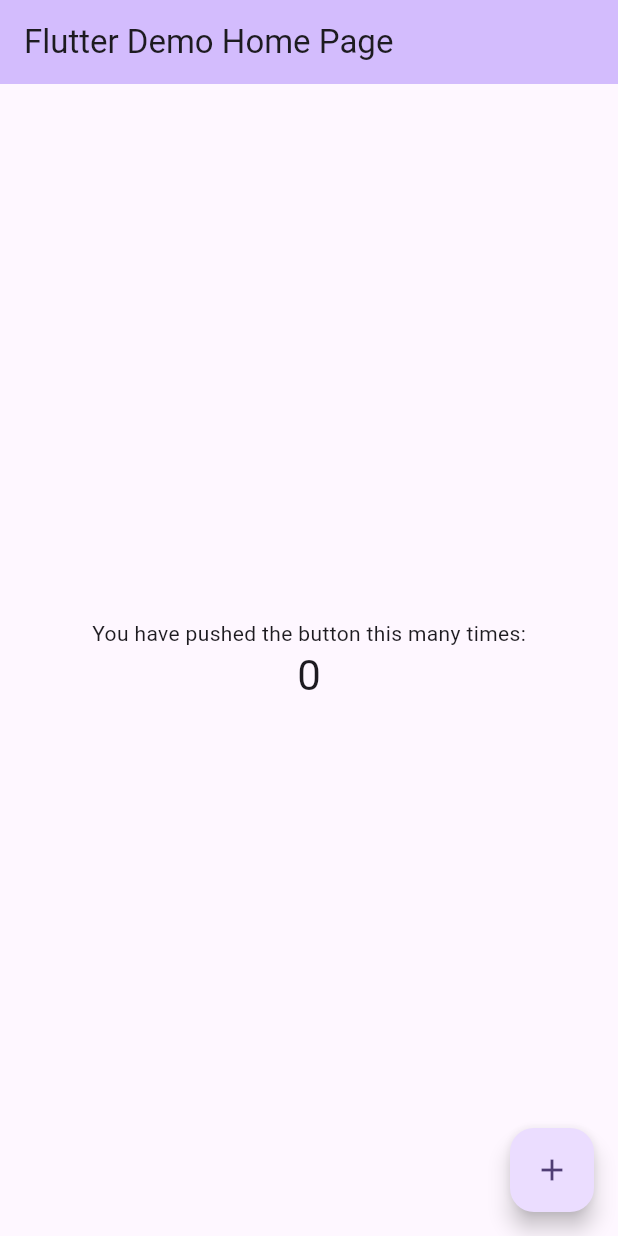
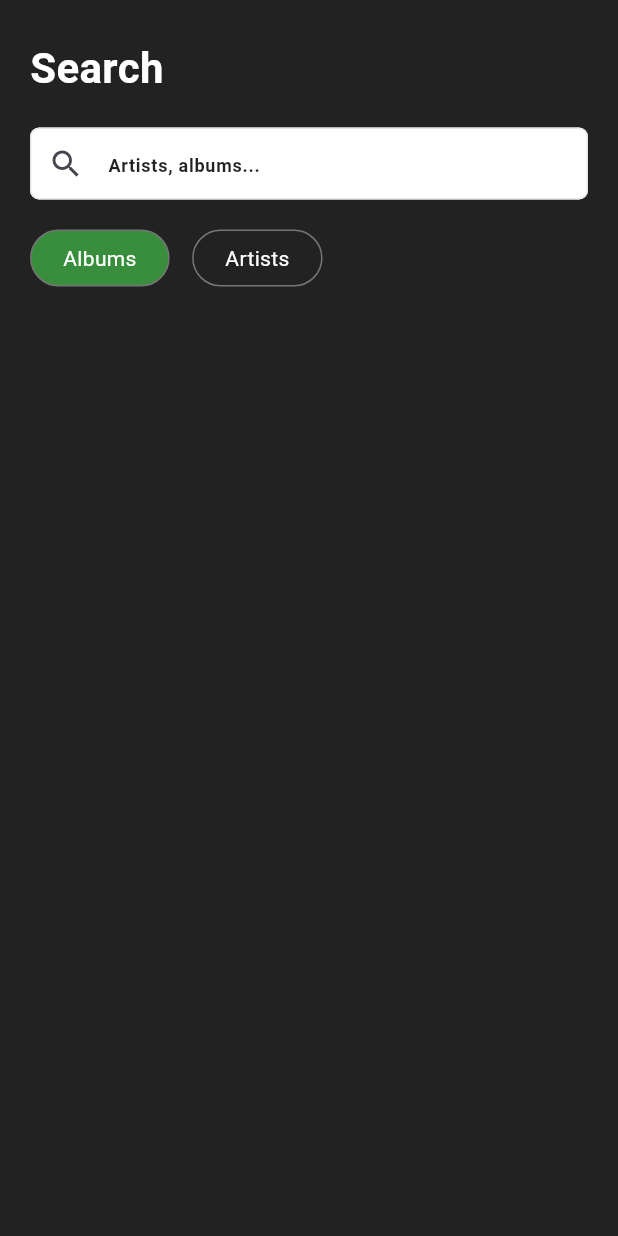
Before and after one commit to dennisohere/my_spotify, a Flutter app: the screen it shows after launch, on a phone screen of 412 x 824 dp. Run offline on Flutter 3.47's test engine with Material 3 defaults, Android fonts, the phone set to English and light mode, and no system bars; our stand-ins replace flutter_riverpod, flutter_secure_storage, freezed_annotation, go_router, riverpod_annotation, styled_widget; generated files the repository leaves out were written again.

Commit message:
milestone reached: home layout with search field and filter

```diff
--- /dev/null
+++ b/lib/core/route/routes.dart
@@ -0,0 +1,17 @@
+
+import 'package:go_router/go_router.dart';
+import 'package:my_spotify/core/route/route_names.dart';
+
+import '../../ui/screens/home/home_screen.dart';
+
+final router = GoRouter(
+  initialLocation: '/${RouteNames.home.name}',
+  routes: [
+    GoRoute(
+        path: '/${RouteNames.home.name}',
+        name: RouteNames.home.name,
+        builder: (context, state) => const HomeScreen(),
+
+    ),
+  ],
+);
--- a/lib/main.dart
+++ b/lib/main.dart
@@ -1,125 +1,14 @@
 import 'package:flutter/material.dart';
+import 'package:flutter_riverpod/flutter_riverpod.dart';
+import 'package:my_spotify/root_app_widget.dart';
+import 'package:my_spotify/ui/screens/startup/startup_screen.dart';
 
 void main() {
-  runApp(const MyApp());
+  runApp(
+    ProviderScope(
+      child: StartUpScreen(
+        builder: (context) => const RootAppWidget(),
+      ),
+    ),
+  );
 }
-
-class MyApp extends StatelessWidget {
-  const MyApp({super.key});
-
-  // This widget is the root of your application.
-  @override
-  Widget build(BuildContext context) {
-    return MaterialApp(
-      title: 'Flutter Demo',
-      theme: ThemeData(
-        // This is the theme of your application.
-        //
-        // TRY THIS: Try running your application with "flutter run". You'll see
-        // the application has a purple toolbar. Then, without quitting the app,
-        // try changing the seedColor in the colorScheme below to Colors.green
-        // and then invoke "hot reload" (save your changes or press the "hot
-        // reload" button in a Flutter-supported IDE, or press "r" if you used
-        // the command line to start the app).
-        //
-        // Notice that the counter didn't reset back to zero; the application
-        // state is not lost during the reload. To reset the state, use hot
-        // restart instead.
-        //
-        // This works for code too, not just values: Most code changes can be
-        // tested with just a hot reload.
-        colorScheme: ColorScheme.fromSeed(seedColor: Colors.deepPurple),
-        useMaterial3: true,
-      ),
-      home: const MyHomePage(title: 'Flutter Demo Home Page'),
-    );
-  }
-}
-
-class MyHomePage extends StatefulWidget {
-  const MyHomePage({super.key, required this.title});
-
-  // This widget is the home page of your application. It is stateful, meaning
-  // that it has a State object (defined below) that contains fields that affect
-  // how it looks.
-
-  // This class is the configuration for the state. It holds the values (in this
-  // case the title) provided by the parent (in this case the App widget) and
-  // used by the build method of the State. Fields in a Widget subclass are
-  // always marked "final".
-
-  final String title;
-
-  @override
-  State<MyHomePage> createState() => _MyHomePageState();
-}
-
-class _MyHomePageState extends State<MyHomePage> {
-  int _counter = 0;
-
-  void _incrementCounter() {
-    setState(() {
-      // This call to setState tells the Flutter framework that something has
-      // changed in this State, which causes it to rerun the build method below
-      // so that the display can reflect the updated values. If we changed
-      // _counter without calling setState(), then the build method would not be
-      // called again, and so nothing would appear to happen.
-      _counter++;
-    });
-  }
-
-  @override
-  Widget build(BuildContext context) {
-    // This method is rerun every time setState is called, for instance as done
-    // by the _incrementCounter method above.
-    //
-    // The Flutter framework has been optimized to make rerunning build methods
-    // fast, so that you can just rebuild anything that needs updating rather
-    // than having to individually change instances of widgets.
-    return Scaffold(
-      appBar: AppBar(
-        // TRY THIS: Try changing the color here to a specific color (to
-        // Colors.amber, perhaps?) and trigger a hot reload to see the AppBar
-        // change color while the other colors stay the same.
-        backgroundColor: Theme.of(context).colorScheme.inversePrimary,
-        // Here we take the value from the MyHomePage object that was created by
-        // the App.build method, and use it to set our appbar title.
-        title: Text(widget.title),
-      ),
-      body: Center(
-        // Center is a layout widget. It takes a single child and positions it
-        // in the middle of the parent.
-        child: Column(
-          // Column is also a layout widget. It takes a list of children and
-          // arranges them vertically. By default, it sizes itself to fit its
-          // children horizontally, and tries to be as tall as its parent.
-          //
-          // Column has various properties to control how it sizes itself and
-          // how it positions its children. Here we use mainAxisAlignment to
-          // center the children vertically; the main axis here is the vertical
-          // axis because Columns are vertical (the cross axis would be
-          // horizontal).
-          //
-          // TRY THIS: Invoke "debug painting" (choose the "Toggle Debug Paint"
-          // action in the IDE, or press "p" in the console), to see the
-          // wireframe for each widget.
-          mainAxisAlignment: MainAxisAlignment.center,
-          children: <Widget>[
-            const Text(
-              'You have pushed the button this many times:',
-            ),
-            Text(
-              '$_counter',
-              style: Theme.of(context).textTheme.headlineMedium,
-            ),
-          ],
-        ),
-      ),
-      floatingActionButton: FloatingActionButton(
-        onPressed: _incrementCounter,
-        tooltip: 'Increment',
-        child: const Icon(Icons.add),
-      ), // This trailing comma makes auto-formatting nicer for build methods.
-    );
-  }
-}
--- /dev/null
+++ b/lib/root_app_widget.dart
@@ -0,0 +1,17 @@
+
+import 'package:flutter/material.dart';
+import 'package:flutter_riverpod/flutter_riverpod.dart';
+import 'package:my_spotify/core/route/routes.dart';
+
+class RootAppWidget extends ConsumerWidget {
+  const RootAppWidget({super.key});
+
+  @override
+  Widget build(BuildContext context, WidgetRef ref) {
+
+    return MaterialApp.router(
+      routerConfig: router,
+      debugShowCheckedModeBanner: false,
+    );
+  }
+}
--- /dev/null
+++ b/lib/ui/screens/home/home_screen.dart
@@ -0,0 +1,40 @@
+
+import 'package:flutter/material.dart';
+import 'package:my_spotify/ui/screens/home/widgets/data_list_filter.dart';
+import 'package:my_spotify/ui/screens/home/widgets/search_field.dart';
+import 'package:styled_widget/styled_widget.dart';
+
+class HomeScreen extends StatefulWidget {
+  const HomeScreen({super.key});
+
+  @override
+  State<HomeScreen> createState() => _HomeScreenState();
+}
+
+class _HomeScreenState extends State<HomeScreen> {
+  @override
+  Widget build(BuildContext context) {
+
+    return Scaffold(
+      backgroundColor: Colors.black87,
+      body: Column(
+        crossAxisAlignment: CrossAxisAlignment.stretch,
+        children: [
+          const Text('Search', style: TextStyle(color: Colors.white, fontSize: 28),)
+              .bold()
+              .padding(top: 25),
+
+          const SizedBox(height: 20,),
+
+          const SearchField(),
+
+          const SizedBox(height: 20,),
+
+          const DataListFilter(),
+        ],
+      ).padding(horizontal: 20).safeArea(),
+    ).gestures(onTap: () {
+      FocusManager.instance.primaryFocus?.unfocus();
+    });
+  }
+}
--- /dev/null
+++ b/lib/ui/screens/home/widgets/data_list_filter.dart
@@ -0,0 +1,65 @@
+import 'package:flutter/cupertino.dart';
+import 'package:flutter/material.dart';
+import 'package:flutter_riverpod/flutter_riverpod.dart';
+import 'package:my_spotify/ui/screens/home/home_controller.dart';
+import 'package:my_spotify/ui/screens/home/home_state.dart';
+import 'package:styled_widget/styled_widget.dart';
+
+class DataListFilter extends ConsumerWidget {
+  const DataListFilter({super.key});
+
+  @override
+  Widget build(BuildContext context, WidgetRef ref) {
+    final dataListType =
+        ref.watch(homeControllerProvider.select((state) => state.dataListType));
+
+    return Row(
+      children: [
+        _BuildDataTypeButton(
+          label: 'Albums',
+          isSelected: dataListType == DataListType.albums,
+          onTap: (){
+            ref.read(homeControllerProvider.notifier).setDataListType(DataListType.albums);
+          },
+        ),
+        const SizedBox(width: 15,),
+        _BuildDataTypeButton(
+          label: 'Artists',
+          isSelected: dataListType == DataListType.artists,
+          onTap: (){
+            ref.read(homeControllerProvider.notifier).setDataListType(DataListType.artists);
+          },
+        ),
+      ],
+    );
+  }
+}
+
+class _BuildDataTypeButton extends StatelessWidget {
+  final String label;
+  final bool isSelected;
+  final Function onTap;
+
+  const _BuildDataTypeButton({
+    super.key,
+    required this.label,
+    this.isSelected = false,
+    required this.onTap,
+  });
+
+  @override
+  Widget build(BuildContext context) {
+    return Text(label)
+        .textColor(Colors.white)
+        .padding(horizontal: 22, vertical: 9)
+        .decorated(
+          color: isSelected ? Colors.green.shade700 : Colors.transparent,
+            border: Border.all(
+              color: Colors.grey.shade600,
+            ),
+            borderRadius: BorderRadius.circular(25))
+      .gestures(onTap: () {
+        onTap.call();
+    });
+  }
+}
--- /dev/null
+++ b/lib/ui/screens/home/widgets/search_field.dart
@@ -0,0 +1,34 @@
+
+import 'package:flutter/material.dart';
+import 'package:flutter_riverpod/flutter_riverpod.dart';
+import 'package:my_spotify/ui/screens/home/home_controller.dart';
+
+class SearchField extends ConsumerWidget {
+  const SearchField({super.key});
+
+  @override
+  Widget build(BuildContext context, WidgetRef ref) {
+
+    return TextField(
+      onChanged: (value){
+        ref.read(homeControllerProvider.notifier).setSearchText(value);
+      },
+      decoration: InputDecoration(
+        enabledBorder: OutlineInputBorder(
+          borderSide: const BorderSide(
+            color: Color(0xFFE5E7EB),
+          ),
+          borderRadius: BorderRadius.circular(6),
+          gapPadding: 0,
+        ),
+        fillColor: Colors.white,
+        filled: true,
+        contentPadding:
+        const EdgeInsets.symmetric(vertical: 10, horizontal: 15),
+        hintText: 'Artists, albums...',
+        hintStyle: const TextStyle(fontWeight: FontWeight.bold, fontSize: 12, color: Colors.black87),
+        prefixIcon: const Icon(Icons.search),
+      ),
+    );
+  }
+}
--- /dev/null
+++ b/lib/ui/screens/startup/startup_screen.dart
@@ -0,0 +1,25 @@
+import 'package:flutter/material.dart';
+import 'package:flutter_riverpod/flutter_riverpod.dart';
+import 'package:my_spotify/ui/screens/startup/start_up_error.dart';
+import 'package:my_spotify/ui/screens/startup/start_up_loading.dart';
+
+import '../../../providers/startup_provider.dart';
+
+
+class StartUpScreen extends ConsumerWidget {
+  final WidgetBuilder builder;
+  const StartUpScreen({super.key, required this.builder});
+
+  @override
+  Widget build(BuildContext context, WidgetRef ref) {
+    final startUp = ref.watch(startUpProvider);
+
+    return startUp.when(
+      data: (_) => builder(context),
+      error: (e, s) {
+        return StartUpError(error: e);
+      },
+      loading: () => const StartUpLoading(),
+    );
+  }
+}
```
Also changed, not shown: lib/contracts/isecure_storage.dart (added, +10 -0 lines), lib/core/route/route_names.dart (added, +7 -0 lines), lib/providers/flutter_secure_storage_provider.dart (added, +19 -0 lines), lib/providers/secure_storage.dart (added, +56 -0 lines), lib/providers/startup_provider.dart (added, +10 -0 lines), lib/ui/screens/home/home_controller.dart (added, +29 -0 lines), lib/ui/screens/home/home_state.dart (added, +20 -0 lines), lib/ui/screens/startup/start_up_error.dart (added, +17 -0 lines), lib/ui/screens/startup/start_up_loading.dart (added, +15 -0 lines), pubspec.yaml (+17 -0 lines), lib/providers/startup_provider.g.dart (added), lib/ui/screens/home/home_controller.g.dart (added), lib/ui/screens/home/home_state.freezed.dart (added), lib/ui/screens/home/home_state.g.dart (added), 1 more files, 11 other files.
